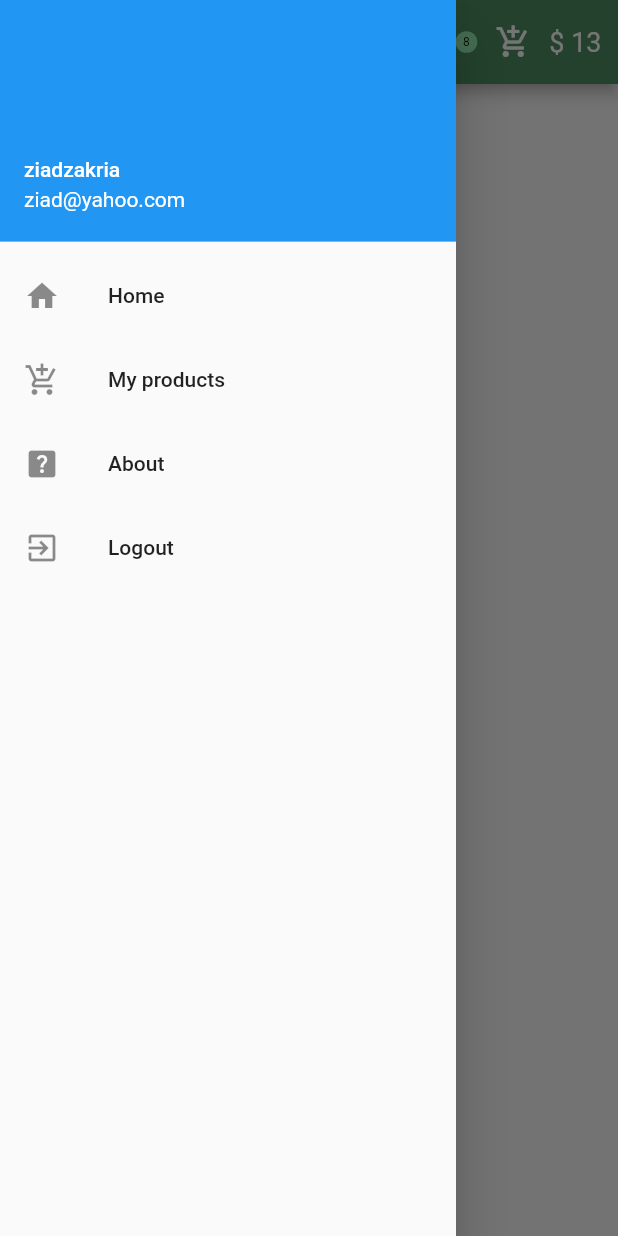
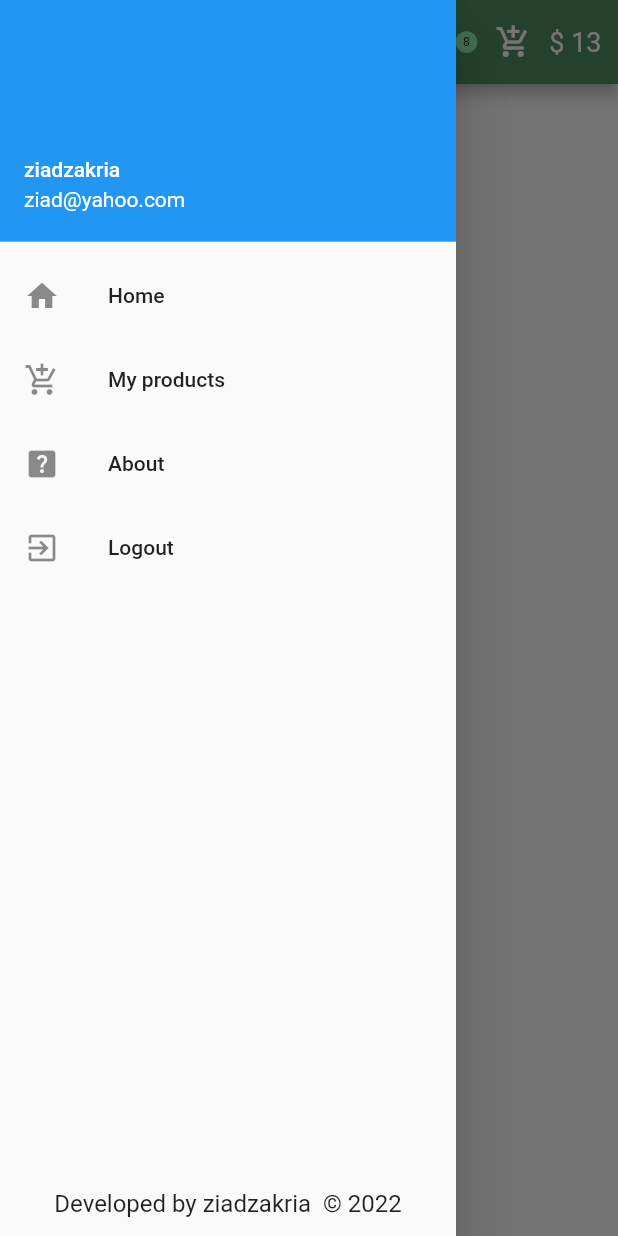
Before and after one commit to ziadzakria/app2, a Flutter app: the MyWidget screen opened directly, with the side drawer open, on a phone screen of 412 x 824 dp. Run offline on Flutter 3.47's test engine with Material 2 defaults, Android fonts, the phone set to English and light mode, and no system bars.

Commit message:
Grid_View_builder

```diff
--- a/app/lib/pages/home.dart
+++ b/app/lib/pages/home.dart
@@ -9,15 +9,28 @@ class MyWidget extends StatelessWidget {
   Widget build(BuildContext context) {
     return SafeArea(
       child: Scaffold(
+          body: GridView.builder(
+              gridDelegate: SliverGridDelegateWithFixedCrossAxisCount(
+                  crossAxisCount: 2,
+                  childAspectRatio: 3 / 2,
+                  crossAxisSpacing: 10,
+                  mainAxisSpacing: 33),
+              itemCount: 4,
+              itemBuilder: (BuildContext context, int index) {
+                return Container();
+              }),
           drawer: Drawer(
             child: Column(
+              mainAxisAlignment: MainAxisAlignment.spaceBetween,
+              children: [
+                Column(
                   children: [
                     UserAccountsDrawerHeader(
                         accountEmail: Text("ziad@yahoo.com"),
                         accountName: Text(
                           "ziadzakria",
-                      style:
-                          TextStyle(color: Color.fromARGB(255, 255, 255, 255)),
+                          style: TextStyle(
+                              color: Color.fromARGB(255, 255, 255, 255)),
                         )),
                     ListTile(
                         title: Text("Home"),
@@ -35,6 +48,13 @@ class MyWidget extends StatelessWidget {
                         title: Text("Logout"),
                         leading: Icon(Icons.exit_to_app),
                         onTap: () {}),
+                  ],
+                ),
+                Container(
+                  margin: EdgeInsets.only(bottom: 12),
+                  child: Text("Developed by ziadzakria  © 2022",
+                      style: TextStyle(fontSize: 16)),
+                )
               ],
             ),
           ),
```
Lines whose indentation alone changed are shown as unchanged.
